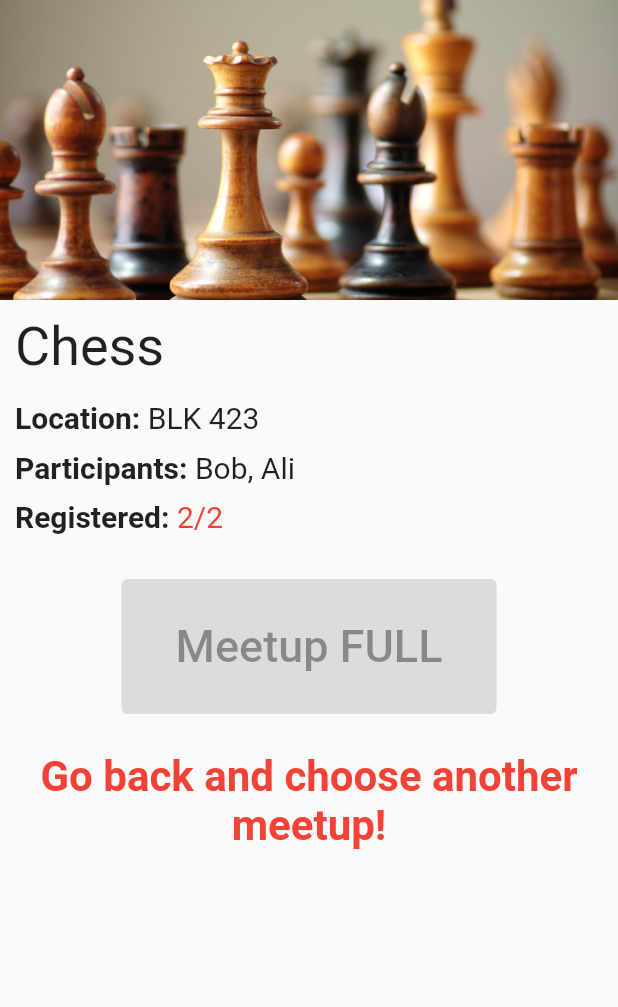
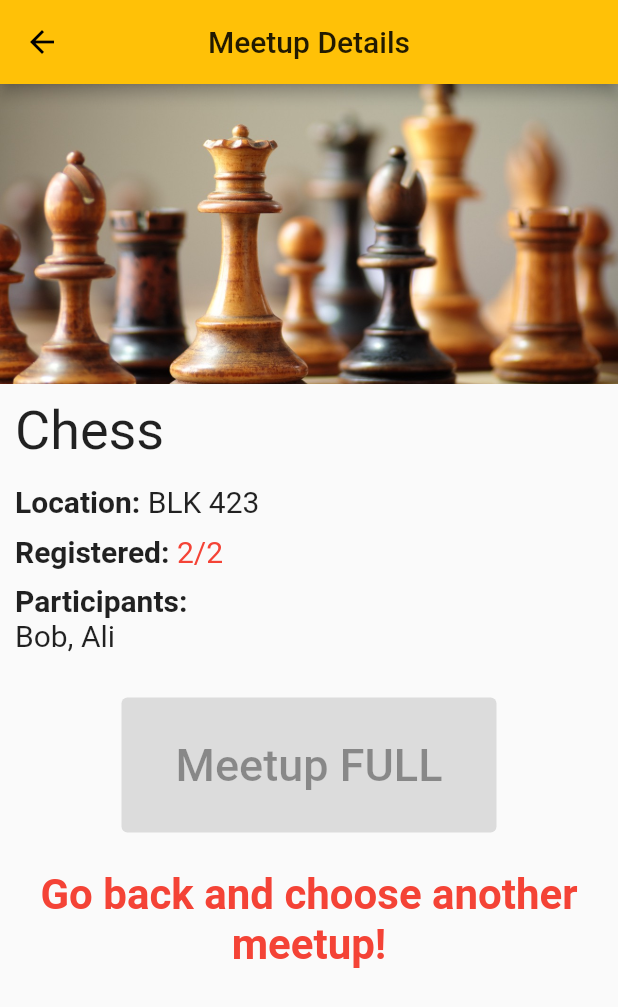
Before and after one commit to BrainHack2021-Hackuna-Matata/app-mobile, a Flutter app: the MeetupListScreen screen opened by its route, after a tap on "Chess", on a phone screen of 412 x 824 dp. Shown: the top 1007 px of the screen. Run offline on Flutter 3.47's test engine with Material 2 defaults, Android fonts, the phone set to English and light mode, and no system bars; our stand-ins replace timer_count_down.

Commit message:
Added app bar

```diff
--- a/lib/fakemeetups.dart
+++ b/lib/fakemeetups.dart
@@ -50,9 +50,9 @@ const FAKE_MEETUPS = const [
     capacity: 4,
     imageurl: 'assets/locations_meetup/mahjong.jpeg',
     coming: [
-      'Bob',
-      'Ali',
-      'Cock',
+      'Bobob Bob Bob Bob',
+      'Ali Ali Ali Ali Ali Ali Ali',
+      'Cock Cock CoCk COck COck Cok',
     ],
     owner: 1,
   ),
--- a/lib/screens/meetupScreen/card/meetupCard.dart
+++ b/lib/screens/meetupScreen/card/meetupCard.dart
@@ -30,6 +30,7 @@ class MeetupCard extends StatelessWidget {
           capacity: capacity,
           currentpax: currentpax,
           attendees: attendees,
+          id: id,
         ),
       ),
     );
--- a/lib/screens/meetupScreen/meetupDetailsScreen.dart
+++ b/lib/screens/meetupScreen/meetupDetailsScreen.dart
@@ -1,12 +1,13 @@
 import 'package:flutter/material.dart';
 
-class MeetupDetailsScreen extends StatelessWidget {
+class MeetupDetailsScreen extends StatefulWidget {
   final String title;
   final String imageurl;
   final String location;
   final int capacity;
   final int currentpax;
   final List attendees;
+  final int id;
 
   MeetupDetailsScreen({
     required this.title,
@@ -15,24 +16,38 @@ class MeetupDetailsScreen extends StatelessWidget {
     required this.capacity,
     required this.currentpax,
     required this.attendees,
+    required this.id,
   });
 
-  void selectExerciseHandler() {
+  @override
+  _MeetupDetailsScreenState createState() => _MeetupDetailsScreenState();
+}
+
+class _MeetupDetailsScreenState extends State<MeetupDetailsScreen> {
+  void selectExerciseHandler(
+      {required int id, required int currentpax, required List attendees}) {
     //TODO pop dialogue screen to confirm and send it to
+    //Call api to update participants and current pax
   }
 
   @override
   Widget build(BuildContext context) {
-    int blkNum = int.parse(location.substring(3));
+    int blkNum = int.parse(widget.location.substring(3));
+    String registered =
+        widget.currentpax.toString() + "/" + widget.capacity.toString();
 
     String attendeesName = "";
 
-    for (int i = 0; i < attendees.length - 1; i++) {
-      attendeesName += attendees[i];
+    for (int i = 0; i < widget.attendees.length - 1; i++) {
+      attendeesName += widget.attendees[i];
       attendeesName += ", ";
     }
-    attendeesName += attendees[attendees.length - 1];
+    attendeesName += widget.attendees[widget.attendees.length - 1];
     return Scaffold(
+      appBar: AppBar(
+        centerTitle: true,
+        title: Text("Meetup Details"),
+      ),
       body: Center(
         child: Column(
           children: <Widget>[
@@ -42,14 +57,14 @@ class MeetupDetailsScreen extends StatelessWidget {
               height: 200,
               decoration: BoxDecoration(
                 image: DecorationImage(
-                  image: AssetImage(imageurl),
+                  image: AssetImage(widget.imageurl),
                   fit: BoxFit.fitWidth,
                 ),
               ),
             ),
             Container(
               child: Text(
-                title,
+                widget.title,
                 style: TextStyle(
                   fontSize: 36,
                 ),
@@ -79,35 +94,7 @@ class MeetupDetailsScreen extends StatelessWidget {
               ),
               padding: EdgeInsets.fromLTRB(10, 5, 10, 5),
             ),
-
-            // Attending Row
-            Container(
-              padding: EdgeInsets.fromLTRB(10, 5, 10, 5),
-              child: Row(
-                children: <Widget>[
-                  Text(
-                    "Participants: ",
-                    style: TextStyle(
-                      fontSize: 20,
-                      fontWeight: FontWeight.bold,
-                    ),
-                  ),
-                  Container(
-                    child: Row(
-                      children: <Widget>[
-                        Text(
-                          attendeesName,
-                          style: TextStyle(
-                            fontSize: 20,
-                          ),
-                        ),
-                      ],
-                    ),
-                  ),
-                ],
-              ),
-            ),
-            // Capacity
+            // Current Pax/Registered
             Container(
               padding: EdgeInsets.fromLTRB(10, 5, 10, 5),
               child: Row(
@@ -119,38 +106,48 @@ class MeetupDetailsScreen extends StatelessWidget {
                       fontWeight: FontWeight.bold,
                     ),
                   ),
-                  Container(
-                    child: Row(
-                      children: <Widget>[
                   Text(
-                          "$currentpax/",
+                    registered,
                     style: TextStyle(
                       fontSize: 20,
-                            color: capacity == currentpax
+                      color: widget.capacity == widget.currentpax
                           ? Colors.red
                           : Colors.black,
                     ),
+                  )
+                ],
+              ),
+            ),
+            // Names of people attending Row
+            Container(
+              padding: EdgeInsets.fromLTRB(10, 5, 10, 5),
+              width: MediaQuery.of(context).size.width,
+              child: Column(
+                crossAxisAlignment: CrossAxisAlignment.start,
+                children: <Widget>[
+                  Text(
+                    "Participants: ",
+                    style: TextStyle(
+                      fontSize: 20,
+                      fontWeight: FontWeight.bold,
+                    ),
                   ),
                   Text(
-                          "$capacity",
-                          style: TextStyle(
-                            fontSize: 20,
-                            color: capacity == currentpax
-                                ? Colors.red
-                                : Colors.black,
-                          ),
+                    attendeesName,
+                    style: TextStyle(fontSize: 20),
                   ),
                 ],
               ),
             ),
-                ],
-              ),
-            ),
-            currentpax < capacity
+
+            widget.currentpax < widget.capacity
                 ? Padding(
                     padding: EdgeInsets.all(25),
                     child: ElevatedButton(
-                      onPressed: () => selectExerciseHandler(),
+                      onPressed: () => selectExerciseHandler(
+                          id: widget.id,
+                          attendees: widget.attendees,
+                          currentpax: widget.currentpax),
                       child: Text(
                         "Join Meetup",
                         style: TextStyle(fontSize: 30),
```
Lines whose indentation alone changed are shown as unchanged.
